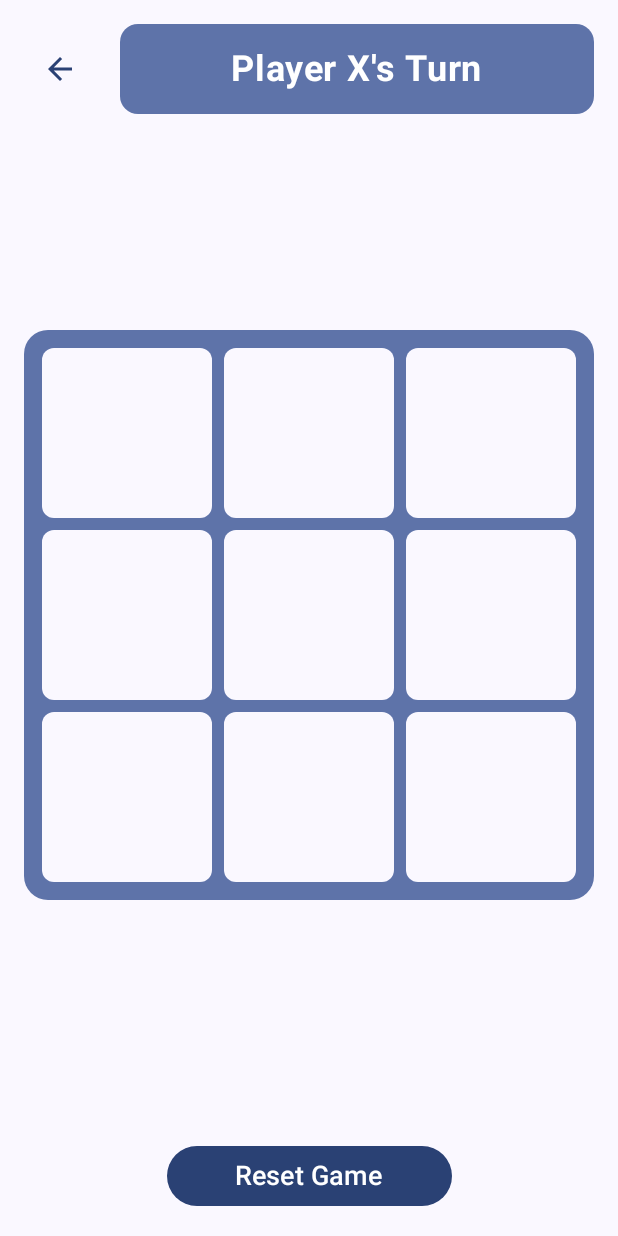
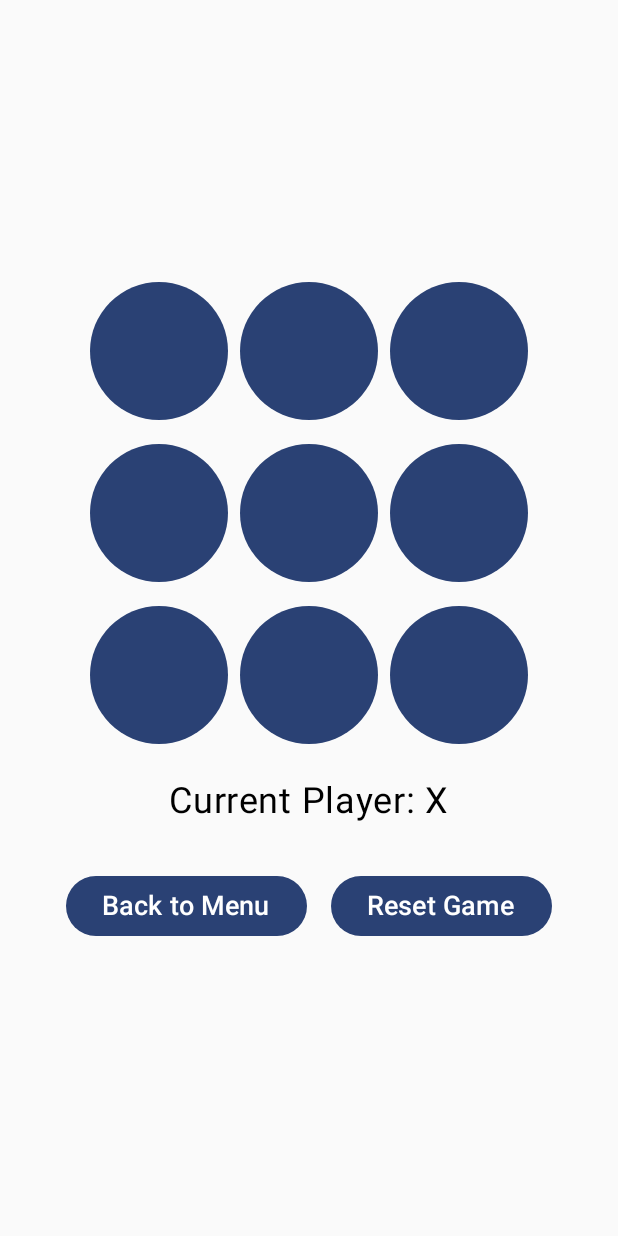
Before and after one commit to abhishek-maurya576/Tic-Tac-Toe-AI, an Android app built with Jetpack Compose: the screen it shows after launch (MainActivity), after a tap on "Start Game", on a phone screen of 412 x 824 dp. Run offline under Robolectric (Android 15) with nearby library versions, the phone set to English and light mode, and no system bars.

Commit message:
v4.0.0: Enhanced AI with unbeatable strategy
- Implemented perfect Minimax algorithm with alpha-beta pruning
- Added strategic opening moves
- Improved move prioritization (winning, blocking, optimal plays)
- Enhanced UI feedback and game flow

```diff
--- a/app/build.gradle.kts
+++ b/app/build.gradle.kts
@@ -12,7 +12,7 @@ android {
         minSdk = 24
         targetSdk = 34
         versionCode = 1
-        versionName = "3.5.0"
+        versionName = "4.0.0"
 
         testInstrumentationRunner = "androidx.test.runner.AndroidJUnitRunner"
         vectorDrawables {
--- a/app/src/main/java/com/org/tictactoe/MainActivity.kt
+++ b/app/src/main/java/com/org/tictactoe/MainActivity.kt
@@ -4,22 +4,12 @@ import android.os.Bundle
 import androidx.activity.ComponentActivity
 import androidx.activity.compose.setContent
 import androidx.compose.animation.*
-import androidx.compose.foundation.Image
-import androidx.compose.foundation.background
-import androidx.compose.foundation.clickable
 import androidx.compose.foundation.layout.*
-import androidx.compose.foundation.shape.CircleShape
-import androidx.compose.foundation.shape.RoundedCornerShape
 import androidx.compose.material3.*
 import androidx.compose.runtime.*
 import androidx.compose.ui.Alignment
 import androidx.compose.ui.Modifier
-import androidx.compose.ui.draw.clip
-import androidx.compose.ui.graphics.Color
-import androidx.compose.ui.layout.ContentScale
 import androidx.compose.ui.platform.LocalContext
-import androidx.compose.ui.res.painterResource
-import androidx.compose.ui.text.font.FontWeight
 import androidx.compose.ui.unit.dp
 import androidx.compose.ui.unit.sp
 import com.org.tictactoe.ui.theme.TicTacToeTheme
@@ -27,7 +17,6 @@ import com.org.tictactoe.ui.theme.TicTacToeTheme
 @OptIn(ExperimentalAnimationApi::class)
 class MainActivity : ComponentActivity() {
     var feedbackManager: FeedbackManager? = null
-    private val gameState = GameState()
 
     override fun onCreate(savedInstanceState: Bundle?) {
         super.onCreate(savedInstanceState)
@@ -35,28 +24,57 @@ class MainActivity : ComponentActivity() {
 
         setContent {
             TicTacToeTheme {
-                Surface(
-                    modifier = Modifier.fillMaxSize(),
-                    color = MaterialTheme.colorScheme.background
+                var currentScreen by remember { mutableStateOf("menu") }
+
+                when (currentScreen) {
+                    "menu" -> {
+                        Column(
+                            modifier = Modifier
+                                .fillMaxSize()
+                                .padding(16.dp),
+                            horizontalAlignment = Alignment.CenterHorizontally,
+                            verticalArrangement = Arrangement.Center
                         ) {
-                    var showGame by remember { mutableStateOf(false) }
+                            Text(
+                                text = "Tic Tac Toe",
+                                style = MaterialTheme.typography.headlineLarge,
+                                modifier = Modifier.padding(bottom = 32.dp)
+                            )
 
-                    AnimatedContent(
-                        targetState = showGame,
-                        transitionSpec = {
-                            fadeIn() with fadeOut()
+                            Button(
+                                onClick = { currentScreen = "game" },
+                                modifier = Modifier
+                                    .fillMaxWidth(0.8f)
+                                    .padding(vertical = 8.dp)
+                            ) {
+                                Text("Start Game", fontSize = 20.sp)
                             }
-                    ) { show ->
-                        if (show) {
+
+                            Button(
+                                onClick = { currentScreen = "ai" },
+                                modifier = Modifier
+                                    .fillMaxWidth(0.8f)
+                                    .padding(vertical = 8.dp)
+                            ) {
+                                Text("Start with AI", fontSize = 20.sp)
+                            }
+                        }
+                    }
+                    "game" -> {
                         feedbackManager?.let { feedback ->
                             TicTacToeGame(
-                                    gameState = gameState,
+                                gameState = GameState(),
                                 feedbackManager = feedback,
-                                    onBackClick = { showGame = false }
+                                onBackClick = { currentScreen = "menu" }
                             )
                         }
-                        } else {
-                            StartScreen(onStartClick = { showGame = true })
+                    }
+                    "ai" -> {
+                        feedbackManager?.let { feedback ->
+                            AIGameScreen(
+                                feedbackManager = feedback,
+                                onBackClick = { currentScreen = "menu" }
+                            )
                         }
                     }
                 }
@@ -72,7 +90,7 @@ class MainActivity : ComponentActivity() {
 }
 
 @Composable
-fun StartScreen(onStartClick: () -> Unit) {
+fun StartScreen(onStartClick: () -> Unit, onStartAIClick: () -> Unit) {
     val context = LocalContext.current
     Column(
         modifier = Modifier.fillMaxSize(),
@@ -96,6 +114,17 @@ fun StartScreen(onStartClick: () -> Unit) {
         ) {
             Text("Start Game", style = MaterialTheme.typography.titleLarge)
         }
+        Button(
+            onClick = {
+                onStartAIClick()
+            },
+            modifier = Modifier
+                .padding(16.dp)
+                .width(200.dp)
+                .height(50.dp)
+        ) {
+            Text("Start with AI", style = MaterialTheme.typography.titleLarge)
+        }
     }
 }
 
@@ -106,113 +135,73 @@ fun TicTacToeGame(
     onBackClick: () -> Unit
 ) {
     Column(
+        modifier = Modifier.fillMaxSize(),
+        horizontalAlignment = Alignment.CenterHorizontally,
+        verticalArrangement = Arrangement.Center
+    ) {
+        // Game board
+        for (i in 0..2) {
+            Row(
+                modifier = Modifier.padding(4.dp),
+                horizontalArrangement = Arrangement.Center
+            ) {
+                for (j in 0..2) {
+                    Button(
+                        onClick = {
+                            gameState.makeMove(i, j, feedbackManager)
+                        },
                         modifier = Modifier
-            .fillMaxSize()
-            .padding(16.dp),
-        horizontalAlignment = Alignment.CenterHorizontally,
-        verticalArrangement = Arrangement.SpaceBetween
-    ) {
-        // Top Bar with Back Button
-        Row(
-            modifier = Modifier
-                .fillMaxWidth()
-                .padding(bottom = 16.dp),
-            horizontalArrangement = Arrangement.SpaceBetween,
-            verticalAlignment = Alignment.CenterVertically
-        ) {
-            IconButton(onClick = onBackClick) {
-                Icon(
-                    painter = painterResource(id = R.drawable.ic_back_new),
-                    contentDescription = "Back",
-                    tint = MaterialTheme.colorScheme.primary
-                )
-            }
-
-            // Game Status
-            Card(
-                modifier = Modifier
-                    .weight(1f)
-                    .padding(start = 16.dp),
-                colors = CardDefaults.cardColors(
-                    containerColor = MaterialTheme.colorScheme.primaryContainer
-                )
+                            .size(100.dp)
+                            .padding(4.dp)
                     ) {
                         Text(
-                    text = when {
-                        gameState.winner != null -> "Player ${gameState.winner} Wins! "
-                        gameState.isDraw -> "It's a Draw! "
-                        else -> "Player ${gameState.currentPlayer}'s Turn"
-                    },
-                    fontSize = 24.sp,
-                    fontWeight = FontWeight.Bold,
-                    modifier = Modifier
-                        .padding(16.dp)
-                        .align(Alignment.CenterHorizontally)
-                )
-            }
-        }
-
-        // Game Board
-        Box(
-            modifier = Modifier
-                .fillMaxWidth()
-                .aspectRatio(1f)
-                .clip(RoundedCornerShape(16.dp))
-                .background(MaterialTheme.colorScheme.primaryContainer)
-                .padding(8.dp)
-        ) {
-            Column(
-                modifier = Modifier.fillMaxSize(),
-                verticalArrangement = Arrangement.SpaceEvenly
-            ) {
-                for (row in 0..2) {
-                    Row(
-                        modifier = Modifier.fillMaxWidth(),
-                        horizontalArrangement = Arrangement.SpaceEvenly
-                    ) {
-                        for (col in 0..2) {
-                            Box(
-                                modifier = Modifier
-                                    .weight(1f)
-                                    .aspectRatio(1f)
-                                    .padding(4.dp)
-                                    .clip(RoundedCornerShape(8.dp))
-                                    .background(MaterialTheme.colorScheme.surface)
-                                    .clickable(
-                                        enabled = gameState.winner == null && !gameState.isDraw
-                                    ) {
-                                        gameState.makeMove(row, col, feedbackManager)
-                                    },
-                                contentAlignment = Alignment.Center
-                            ) {
-                                val cellValue = gameState.getBoardValue(row, col)
-                                if (cellValue.isNotEmpty()) {
-                                    Text(
-                                        text = cellValue,
-                                        fontSize = 40.sp,
-                                        fontWeight = FontWeight.Bold,
-                                        color = when (cellValue) {
-                                            "X" -> Color(0xFF2196F3) // Blue
-                                            "O" -> Color(0xFFF44336) // Red
-                                            else -> Color.Transparent
-                                        }
+                            text = gameState.getBoardValue(i, j).toString(),
+                            fontSize = 32.sp
                         )
                     }
                 }
             }
         }
-                }
+
+        // Game status
+        gameState.winner?.let { winner ->
+            if (winner != ' ') {
+                Text(
+                    text = "Winner: $winner",
+                    fontSize = 24.sp,
+                    modifier = Modifier.padding(16.dp)
+                )
             }
         }
 
-        // Reset Button
-        Button(
-            onClick = { gameState.reset() },
-            modifier = Modifier
-                .padding(top = 32.dp)
-                .fillMaxWidth(0.5f)
+        if (gameState.isDraw) {
+            Text(
+                text = "Game Draw!",
+                fontSize = 24.sp,
+                modifier = Modifier.padding(16.dp)
+            )
+        }
+
+        // Current player
+        if (gameState.winner == null && !gameState.isDraw) {
+            Text(
+                text = "Current Player: ${gameState.currentPlayer}",
+                fontSize = 24.sp,
+                modifier = Modifier.padding(16.dp)
+            )
+        }
+
+        // Reset and Back buttons
+        Row(
+            modifier = Modifier.padding(16.dp),
+            horizontalArrangement = Arrangement.spacedBy(16.dp)
         ) {
+            Button(onClick = onBackClick) {
+                Text("Back to Menu", fontSize = 18.sp)
+            }
+            Button(onClick = { gameState.reset() }) {
                 Text("Reset Game", fontSize = 18.sp)
             }
         }
     }
+}
```
Also changed, not shown: app/src/main/java/com/org/tictactoe/AIGame.kt (added, +177 -0 lines), app/src/main/java/com/org/tictactoe/AIGameScreen.kt (added, +176 -0 lines), app/src/main/java/com/org/tictactoe/GameState.kt (+41 -27 lines). Lines whose indentation alone changed are shown as unchanged.
